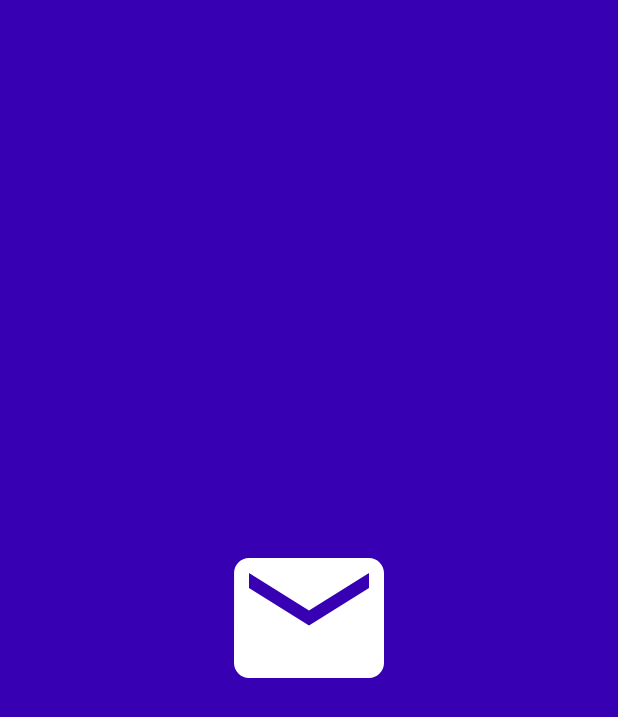
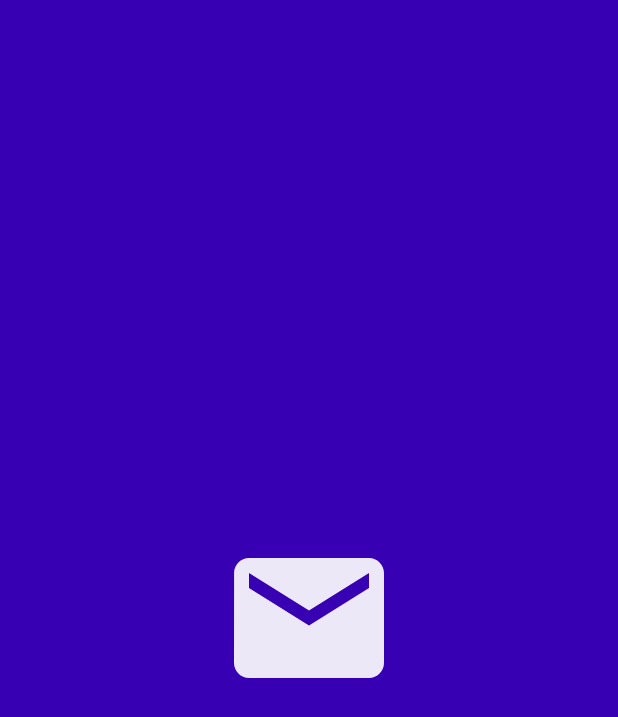
Before and after one commit to metehanbolatt/AnimatedSplashScreen, an Android app built with Jetpack Compose: the first screen one second after launch (MainActivity), on a phone screen of 412 x 824 dp. Shown: the top 717 px of the screen. Run offline under Robolectric (Android 15) with nearby library versions, the phone set to English and light mode, and no system bars.

```diff
--- a/app/src/main/java/com/metehanbolat/animatedsplashscreen/AnimatedSplashScreen.kt
+++ b/app/src/main/java/com/metehanbolat/animatedsplashscreen/AnimatedSplashScreen.kt
@@ -1,5 +1,7 @@
 package com.metehanbolat.animatedsplashscreen
 
+import androidx.compose.animation.core.animateFloatAsState
+import androidx.compose.animation.core.tween
 import androidx.compose.foundation.background
 import androidx.compose.foundation.isSystemInDarkTheme
 import androidx.compose.foundation.layout.Box
@@ -8,20 +10,37 @@ import androidx.compose.foundation.layout.size
 import androidx.compose.material.Icon
 import androidx.compose.material.icons.Icons
 import androidx.compose.material.icons.filled.Email
-import androidx.compose.runtime.Composable
+import androidx.compose.runtime.*
 import androidx.compose.ui.Alignment
 import androidx.compose.ui.Modifier
+import androidx.compose.ui.draw.alpha
 import androidx.compose.ui.graphics.Color
 import androidx.compose.ui.unit.dp
+import androidx.navigation.NavHostController
+import com.metehanbolat.animatedsplashscreen.navigation.Screen
 import com.metehanbolat.animatedsplashscreen.ui.theme.Purple700
+import kotlinx.coroutines.delay
 
 @Composable
-fun AnimatedSplashScreen() {
-    Splash()
+fun AnimatedSplashScreen(navController: NavHostController) {
+    var startAnimation by remember { mutableStateOf(false) }
+    val alphaAnim = animateFloatAsState(
+        targetValue = if (startAnimation) 1f else 0f,
+        animationSpec = tween(
+            durationMillis = 3000
+        )
+    )
+
+    LaunchedEffect(key1 = true){
+        startAnimation = true
+        delay(4000)
+        navController.navigate(Screen.Home.route)
+    }
+    Splash(alpha = alphaAnim.value)
 }
 
 @Composable
-fun Splash() {
+fun Splash(alpha: Float) {
     Box(
         modifier = Modifier
             .background(if (isSystemInDarkTheme()) Color.Black else Purple700)
@@ -29,7 +48,9 @@ fun Splash() {
         contentAlignment = Alignment.Center
     ){
         Icon(
-            modifier = Modifier.size(120.dp),
+            modifier = Modifier
+                .size(120.dp)
+                .alpha(alpha = alpha),
             imageVector = Icons.Default.Email,
             contentDescription = "Email Icon",
             tint = Color.White
--- a/app/src/main/java/com/metehanbolat/animatedsplashscreen/navigation/NavGraph.kt
+++ b/app/src/main/java/com/metehanbolat/animatedsplashscreen/navigation/NavGraph.kt
@@ -16,7 +16,7 @@ fun SetupNavGraph(navController: NavHostController) {
         startDestination = Screen.Splash.route
     ) {
         composable(route = Screen.Splash.route){
-            AnimatedSplashScreen()
+            AnimatedSplashScreen(navController = navController)
         }
         composable(route = Screen.Home.route){
             Box(modifier = Modifier.fillMaxSize())
```
